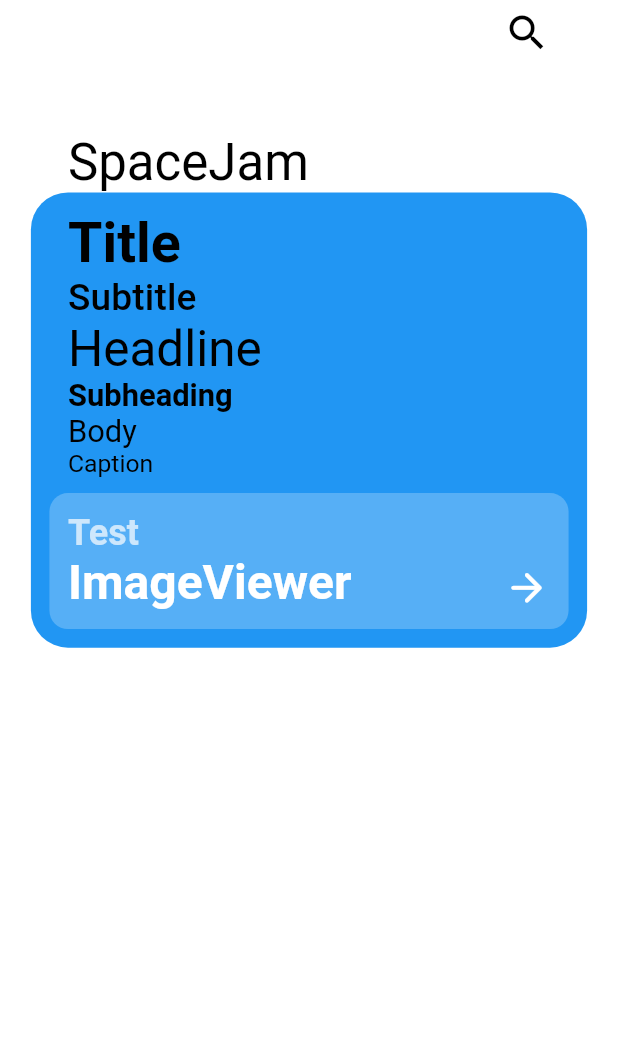
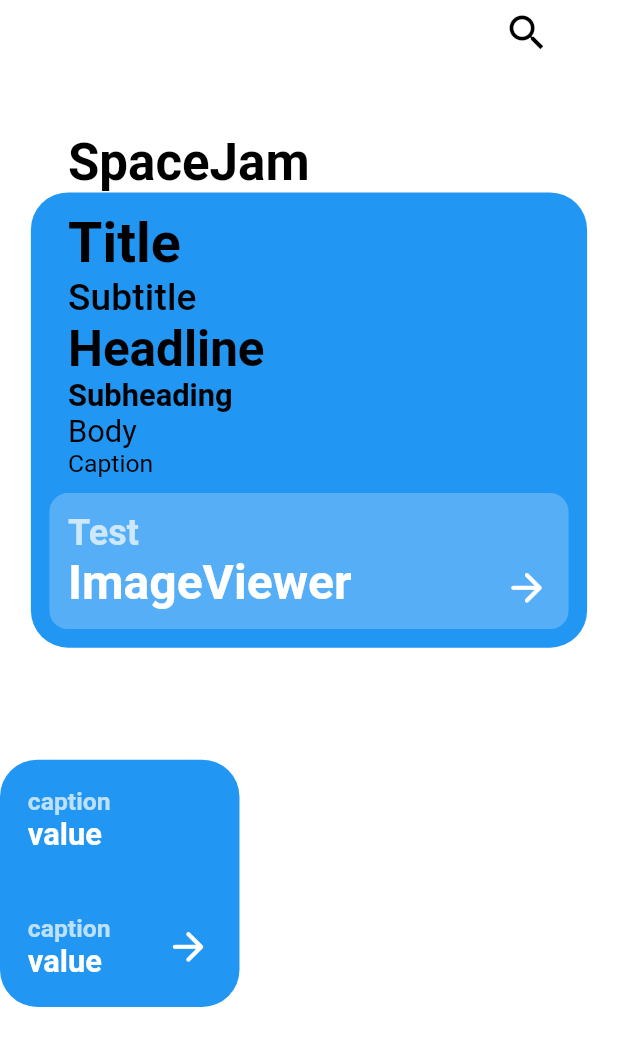
Before and after one commit to MonkeConsulting/SpaceJam, a Flutter app: the screen it shows after launch, on a phone screen of 412 x 824 dp. Shown: the top 1046 px of the screen. Run offline on Flutter 3.47's test engine with Material 2 defaults, Android fonts, the phone set to English and light mode, and no system bars; drawn by our look-alikes of auto_size_text.

Commit message:
better Appbar, added CollectionItem
- added animationDuration parameter to appbar
- added CollectionItem

```diff
--- a/example/lib/main.dart
+++ b/example/lib/main.dart
@@ -37,6 +37,7 @@ class Example extends StatelessWidget {
             ),
             headlineMedium: TextStyle(
               //fontSize: MediaQuery.of(context).size.width * .08,
+              fontWeight: FontWeight.bold,
               color: Colors.black,
             ),
             headlineSmall: TextStyle(
@@ -176,8 +177,17 @@ class HomePageState extends State<HomePage> {
                       ],
                     ),
                     const SizedBox(
-                      height: 1000,
-                    )
+                      height: 50,
+                    ),
+                    CollectionItem(
+                      backgroundColor: Colors.blue,
+                      onTap: () {
+                      },
+                      upperCaption: "caption",
+                      upperValue: "value",
+                      lowerCaption: "caption",
+                      lowerValue: "value",
+                    ),
                   ],
                 ),
               ),
--- a/lib/spacejam.dart
+++ b/lib/spacejam.dart
@@ -1,7 +1,9 @@
 export "src/theme/text_styles.dart";
 
 // Widgets
+export "src/collection/collection_item.dart";
 export "src/contentbox/content_box.dart";
+export "src/collection/collection.dart";
 export "src/imagepage/image_page.dart";
 export "src/appbar/appbar_action.dart";
 export "src/appbar/appbar.dart";
--- a/lib/src/appbar/appbar.dart
+++ b/lib/src/appbar/appbar.dart
@@ -20,6 +20,9 @@ class Appbar extends StatefulWidget {
     this.rightAction,
     this.controller,
     this.animated = "system",
+    this.animationDuration = const Duration(
+      milliseconds: 150,
+    ),
     Key? key,
   }) : super(key: key);
 
@@ -41,6 +44,9 @@ class Appbar extends StatefulWidget {
   /// If a [ScrollController] is presented the Appbar can be animated.
   /// Default to system preferences.
   final String animated;
+
+  /// Duration of the opacity animation
+  final Duration animationDuration;
 
   @override
   AppbarState createState() => AppbarState();
@@ -87,9 +93,7 @@ class AppbarState extends State<Appbar> {
                   offset: widget.controller!.offset,
                   size: widgetSize,
                 ),
-                duration: const Duration(
-                  milliseconds: 150,
-                ),
+                duration: widget.animationDuration,
                 child: Text(
                   widget.subtitle!,
                   style: SpaceJamTextStyles.titleSmall(
@@ -164,9 +168,7 @@ class AppbarState extends State<Appbar> {
                                               offset: widget.controller!.offset,
                                               size: widgetSize,
                                             ),
-                                            duration: const Duration(
-                                              milliseconds: 150,
-                                            ),
+                                            duration: widget.animationDuration,
                                             child: Text(
                                               widget.title,
                                               style: SpaceJamTextStyles.title(
--- /dev/null
+++ b/lib/src/collection/collection.dart
@@ -0,0 +1,19 @@
+// Flutter
+import "package:flutter/material.dart";
+
+// widgets
+import "collection_item.dart";
+import "../private/min.dart";
+
+/// Display a bunch of clickable options with or without a section title.
+class Collection extends StatelessWidget {
+  /// Constructor
+  const Collection({required this.children, Key? key}) : super(key: key);
+
+  /// List of [CollectionItem]s to display.
+  final List<CollectionItem> children;
+
+  @override
+  Widget build(BuildContext context) => const Min();
+
+}
--- /dev/null
+++ b/lib/src/collection/collection_item.dart
@@ -0,0 +1,157 @@
+// Flutter
+import "package:auto_size_text/auto_size_text.dart";
+import "package:flutter/material.dart";
+
+// widgets
+import "../theme/text_styles.dart";
+import "../private/min.dart";
+
+/// [CollectionItem] [AutoSizeText] Groups.
+/// For big texts, values
+final AutoSizeGroup collectionItemValueAutoSizeGroup = AutoSizeGroup();
+/// For small texts, captions
+final AutoSizeGroup collectionItemCaptionAutoSizeGroup = AutoSizeGroup();
+
+/// Collection item is a widget to represent an individual from a group.
+class CollectionItem extends StatelessWidget {
+  /// Constructor
+  const CollectionItem({
+    required this.upperValue,
+    Key? key,
+    this.upperCaption,
+    this.tooltip = "",
+    this.onTap,
+    this.pathToBackground,
+    this.backgroundColor,
+    this.lowerCaption,
+    this.lowerValue,
+  }) : super(key: key);
+
+  /// Upper caption.
+  final String? upperCaption;
+  /// Upper value.
+  final String upperValue;
+
+  /// Lower caption.
+  final String? lowerCaption;
+  /// Lower value.
+  final String? lowerValue;
+
+  /// Path to the background.
+  final String? pathToBackground;
+
+  /// Background color.
+  final Color? backgroundColor;
+
+  /// Tooltip.
+  final String tooltip;
+
+  /// Action triggered on tap.
+  final VoidCallback? onTap;
+
+  @override
+  Widget build(BuildContext context) => Tooltip(
+        message: tooltip,
+        child: GestureDetector(
+          onTap: onTap,
+          child: Container(
+              decoration: BoxDecoration(
+                color: backgroundColor,
+                image: pathToBackground != null
+                      ? DecorationImage(
+                    image: AssetImage(pathToBackground!),
+                    fit: BoxFit.cover,
+                  )
+                      : null,
+                borderRadius: BorderRadius.all(
+                  Radius.circular(
+                    (MediaQuery.of(context).size.width +
+                            MediaQuery.of(context).size.height) /
+                        2 *
+                        .04,
+                  ),
+                ),
+              ),
+              width: MediaQuery.of(context).size.width * .38749,
+              height: MediaQuery.of(context).size.height * .2,
+              child: Padding(
+                padding: EdgeInsets.all(
+                  (MediaQuery.of(context).size.width +
+                          MediaQuery.of(context).size.height) /
+                      2 *
+                      .03,
+                ),
+                child: Column(
+                  crossAxisAlignment: CrossAxisAlignment.start,
+                  mainAxisAlignment: MainAxisAlignment.spaceBetween,
+                  children: <Widget>[
+                    Column(
+                      crossAxisAlignment: CrossAxisAlignment.start,
+                      children: <Widget>[
+                        upperCaption != null
+                            ? AutoSizeText(
+                                upperCaption!,
+                                style: SpaceJamTextStyles.bodySmall(
+                                  context,
+                                  fontWeight: FontWeight.bold,
+                                ),
+                                group: collectionItemCaptionAutoSizeGroup,
+                                maxLines: 1,
+                                minFontSize: 1,
+                              ) : const Min(),
+                        AutoSizeText(
+                          upperValue,
+                          group: collectionItemValueAutoSizeGroup,
+                          maxLines: 2,
+                          overflow: TextOverflow.fade,
+                          style: SpaceJamTextStyles.bodyMedium(
+                            context,
+                            color: Colors.white,
+                            fontWeight: FontWeight.bold,
+                          ),
+                          minFontSize: 1,
+                        ),
+                      ],
+                    ),
+                    Row(
+                      mainAxisAlignment: MainAxisAlignment.spaceBetween,
+                      children: <Widget>[
+                        Column(
+                          crossAxisAlignment: CrossAxisAlignment.start,
+                          children: <Widget>[
+                            lowerCaption != null
+                                ? AutoSizeText(
+                              lowerCaption!,
+                              style: SpaceJamTextStyles.bodySmall(
+                                context,
+                                fontWeight: FontWeight.bold,
+                              ),
+                              group: collectionItemCaptionAutoSizeGroup,
+                              maxLines: 1,
+                              minFontSize: 1,
+                            ): const Min(),
+                            lowerValue != null
+                                ? Text(
+                              lowerValue!,
+                              style: SpaceJamTextStyles.bodyMedium(
+                                context,
+                                color: Colors.white,
+                                fontWeight: FontWeight.bold,
+                              ),
+                            ): const Min(),
+                          ],
+                        ),
+                        onTap != null ? Icon(
+                          Icons.arrow_forward_rounded,
+                          size: MediaQuery.of(context).size.width * .075,
+                          color: Colors.white,
+                        ) : const Min(),
+                      ],
+                    ),
+                  ],
+                ),
+              ),
+            ),
+          ),
+      );
+}
```
Also changed, not shown: 2 other files.
